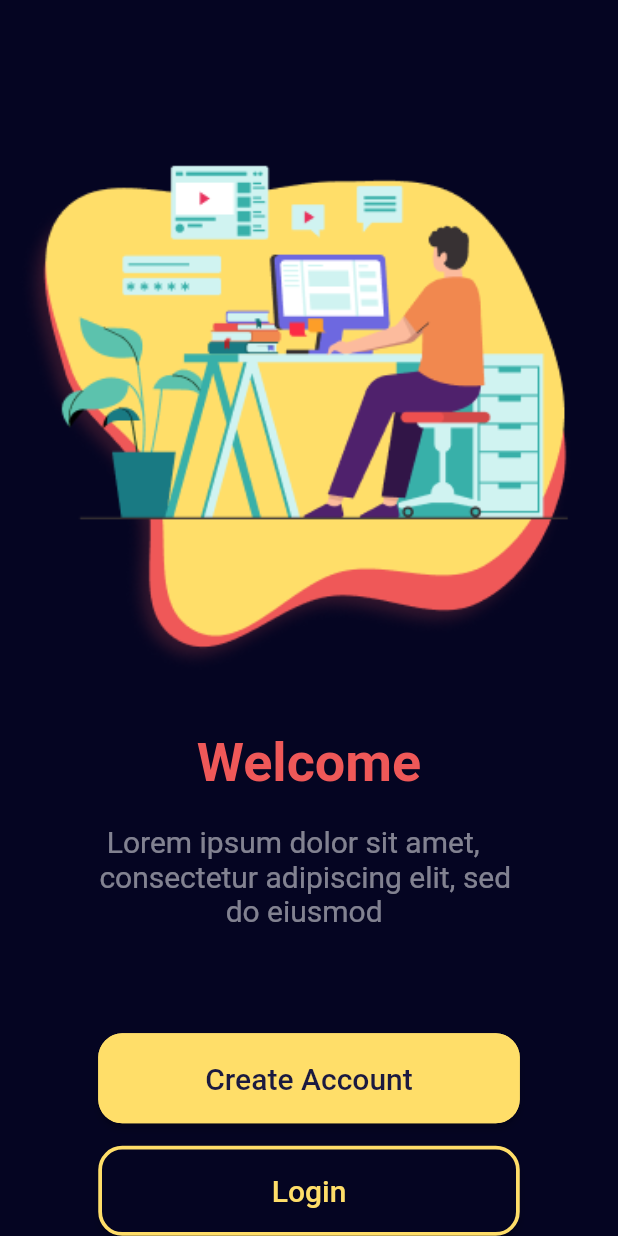
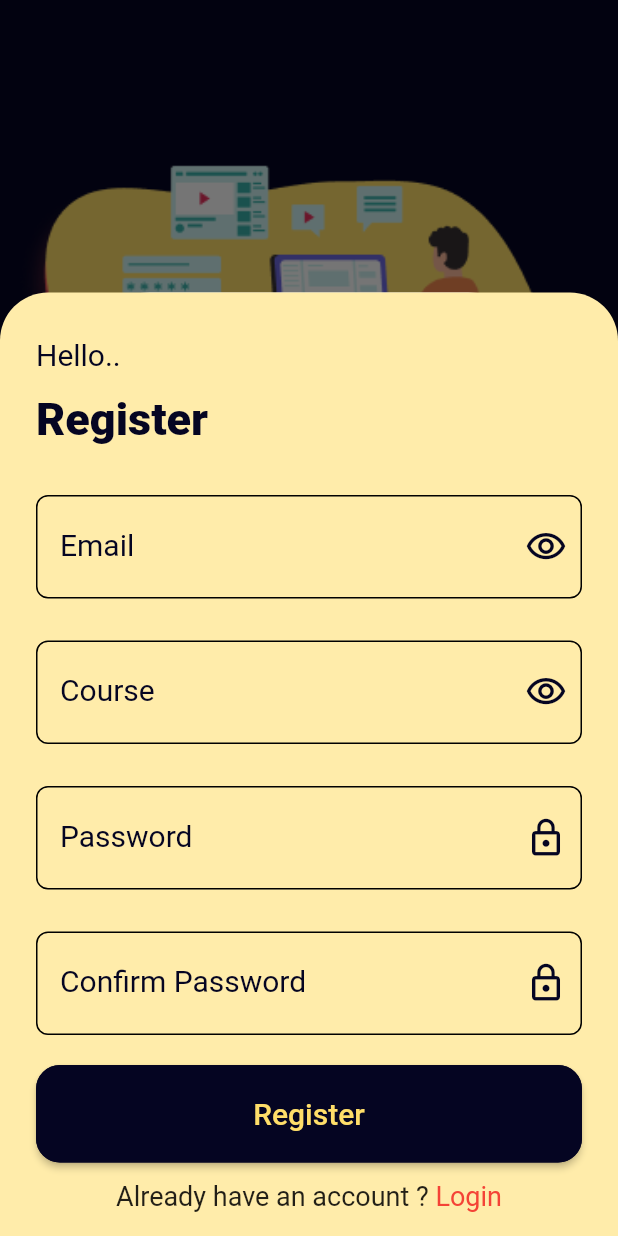
Before and after one commit to Karim-Elbahnasawy/Login_Register, a Flutter app: the screen it shows after launch, after a tap on "Create Account", on a phone screen of 412 x 824 dp. Run offline on Flutter 3.47's test engine with Material 2 defaults, Android fonts, the phone set to English and light mode, and no system bars.

Commit message:
finish_register_bottom_sheet_ui

```diff
--- a/lib/core/utils/styles.dart
+++ b/lib/core/utils/styles.dart
@@ -5,7 +5,9 @@ abstract class Styles {
     fontSize: 36,
     fontWeight: FontWeight.bold,
   );
-
+  static const textStyle30 = TextStyle(
+    fontSize: 30,
+  );
   static const textStyle26 = TextStyle(
     fontSize: 26,
   );
@@ -15,4 +17,7 @@ abstract class Styles {
   static const textStyle20 = TextStyle(
     fontSize: 20,
   );
+  static const textStyle18 = TextStyle(
+    fontSize: 18,
+  );
 }
--- a/lib/views/home_view.dart
+++ b/lib/views/home_view.dart
@@ -1,6 +1,7 @@
 import 'package:flutter/material.dart';
 import 'package:login_register/core/utils/consntants.dart';
 import 'package:login_register/core/utils/styles.dart';
+import 'package:login_register/widgets/register_bottom_sheet.dart';
 import '../widgets/custom_elvated_button.dart';
 
 class HomeView extends StatelessWidget {
@@ -50,7 +51,23 @@ class HomeView extends StatelessWidget {
                     width: 281,
                     height: 60,
                     child: CustomElvatedButton(
-                      onPressed: () {},
+                      borderSide: kPrimaryColor,
+                      onPressed: () {
+                        showModalBottomSheet(
+                            isScrollControlled: true,
+                            context: context,
+                            shape: const RoundedRectangleBorder(
+                              borderRadius: BorderRadius.only(
+                                topLeft: Radius.circular(
+                                  100,
+                                ),
+                                topRight: Radius.circular(
+                                  100,
+                                ),
+                              ),
+                            ),
+                            builder: (context) => const RegisterBottomSheet());
+                      },
                       backgroundColor: const Color(0xffFFDE69),
                       color: const Color(0xff1B1A40),
                       text: 'Create Account',
@@ -63,6 +80,7 @@ class HomeView extends StatelessWidget {
                     width: 281,
                     height: 60,
                     child: CustomElvatedButton(
+                      borderSide: const Color(0xffFFDE69),
                       onPressed: () {},
                       backgroundColor: kPrimaryColor,
                       color: const Color(0xffFFDE69),
--- a/lib/widgets/custom_elvated_button.dart
+++ b/lib/widgets/custom_elvated_button.dart
@@ -8,12 +8,14 @@ class CustomElvatedButton extends StatelessWidget {
     required this.backgroundColor,
     required this.color,
     required this.onPressed,
+    required this.borderSide,
   });
 
   final String text;
   final Color backgroundColor;
   void Function()? onPressed;
   final Color color;
+  final Color borderSide;
 
   @override
   Widget build(BuildContext context) {
@@ -23,9 +25,8 @@ class CustomElvatedButton extends StatelessWidget {
           borderRadius: BorderRadius.circular(16),
         ),
         backgroundColor: backgroundColor,
-        side: const BorderSide(
-          color: Color(0xffFFDE69),
-          width: 2.5,
+        side: BorderSide(
+          color: borderSide,
         ),
       ),
       onPressed: onPressed,
--- /dev/null
+++ b/lib/widgets/custom_text_form_field.dart
@@ -0,0 +1,53 @@
+import 'package:flutter/material.dart';
+
+class CustomTextFormField extends StatelessWidget {
+  final String hintText;
+  final String labelText;
+  final TextEditingController? controller;
+  final bool obscureText;
+  final String? Function(String?)? validator;
+  final Widget? suffixIcon;
+  const CustomTextFormField({
+    super.key,
+    required this.hintText,
+    this.controller,
+    this.obscureText = false,
+    this.validator,
+    this.suffixIcon,
+    required this.labelText,
+  });
+
+  @override
+  Widget build(BuildContext context) {
+    return Padding(
+      padding: const EdgeInsets.all(8.0),
+      child: TextFormField(
+        controller: controller,
+        obscureText: obscureText,
+        decoration: InputDecoration(
+          contentPadding:
+              const EdgeInsets.symmetric(vertical: 25, horizontal: 16),
+          enabledBorder: OutlineInputBorder(
+            borderRadius: BorderRadius.circular(8),
+            borderSide: const BorderSide(),
+          ),
+          focusedBorder: OutlineInputBorder(
+            borderRadius: BorderRadius.circular(8),
+            borderSide: const BorderSide(
+              color: Color(0xff050522),
+              width: 2.5,
+            ),
+          ),
+          hintText: hintText,
+          labelText: labelText,
+          labelStyle: const TextStyle(
+            fontSize: 20,
+            color: Color(0xff050522),
+          ),
+          suffixIcon: suffixIcon,
+        ),
+        validator: validator,
+      ),
+    );
+  }
+}
--- /dev/null
+++ b/lib/widgets/register_bottom_sheet.dart
@@ -0,0 +1,158 @@
+import 'package:flutter/material.dart';
+import 'package:login_register/core/utils/consntants.dart';
+import 'package:login_register/core/utils/styles.dart';
+import 'package:login_register/widgets/custom_elvated_button.dart';
+import 'package:login_register/widgets/custom_text_form_field.dart';
+
+class RegisterBottomSheet extends StatelessWidget {
+  const RegisterBottomSheet({super.key});
+
+  @override
+  Widget build(BuildContext context) {
+    return Form(
+      child: Container(
+        decoration: const BoxDecoration(
+          color: Color(0xffFFECAA),
+          borderRadius: BorderRadius.only(
+            topLeft: Radius.circular(32),
+            topRight: Radius.circular(32),
+          ),
+        ),
+        child: Padding(
+          padding: const EdgeInsets.all(16),
+          child: Column(
+            mainAxisSize: MainAxisSize.min,
+            crossAxisAlignment: CrossAxisAlignment.start,
+            children: [
+              const SizedBox(
+                height: 14,
+              ),
+              Padding(
+                padding: const EdgeInsets.only(left: 8),
+                child: Text(
+                  'Hello..',
+                  style: Styles.textStyle20.copyWith(
+                    color: const Color(0xff050522),
+                  ),
+                ),
+              ),
+              const SizedBox(
+                height: 14,
+              ),
+              Padding(
+                padding: const EdgeInsets.only(left: 8.0),
+                child: Text(
+                  'Register',
+                  style: Styles.textStyle30.copyWith(
+                    fontWeight: FontWeight.w900,
+                    color: const Color(0xff050522),
+                  ),
+                ),
+              ),
+              const SizedBox(
+                height: 25,
+              ),
+              CustomTextFormField(
+                labelText: 'Email',
+                hintText: 'Please enter your email',
+                suffixIcon: IconButton(
+                  color: const Color(0xff050522),
+                  onPressed: () {},
+                  icon: const Icon(
+                    Icons.visibility_outlined,
+                    size: 28,
+                  ),
+                ),
+              ),
+              const SizedBox(
+                height: 12,
+              ),
+              CustomTextFormField(
+                labelText: 'Course',
+                hintText: 'Please enter course',
+                suffixIcon: IconButton(
+                  color: const Color(0xff050522),
+                  onPressed: () {},
+                  icon: const Icon(
+                    Icons.visibility_outlined,
+                    size: 28,
+                  ),
+                ),
+              ),
+              const SizedBox(
+                height: 12,
+              ),
+              CustomTextFormField(
+                labelText: 'Password',
+                hintText: 'Please enter your password',
+                suffixIcon: IconButton(
+                  color: const Color(0xff050522),
+                  onPressed: () {},
+                  icon: const Icon(
+                    Icons.lock_outline,
+                    size: 28,
+                  ),
+                ),
+              ),
+              const SizedBox(
+                height: 12,
+              ),
+              CustomTextFormField(
+                labelText: 'Confirm Password',
+                hintText: 'Please enter confirm password',
+                suffixIcon: IconButton(
+                  color: const Color(0xff050522),
+                  onPressed: () {},
+                  icon: const Icon(
+                    Icons.lock_outline,
+                    size: 28,
+                  ),
+                ),
+              ),
+              const SizedBox(
+                height: 12,
+              ),
+              Center(
+                child: SizedBox(
+                  width: double.infinity,
+                  height: 65,
+                  child: Padding(
+                    padding: const EdgeInsets.symmetric(horizontal: 8),
+                    child: CustomElvatedButton(
+                      borderSide: kPrimaryColor,
+                      text: 'Register',
+                      backgroundColor: kPrimaryColor,
+                      color: const Color(0xffFFDE69),
+                      onPressed: () {},
+                    ),
+                  ),
+                ),
+              ),
+              const SizedBox(
+                height: 12,
+              ),
+              Row(
+                mainAxisAlignment: MainAxisAlignment.center,
+                children: [
+                  const Text(
+                    'Already have an account ? ',
+                    style: Styles.textStyle18,
+                  ),
+                  InkWell(
+                    onTap: () {},
+                    child: Text(
+                      'Login',
+                      style: Styles.textStyle18.copyWith(
+                        color: Colors.red,
+                      ),
+                    ),
+                  ),
+                ],
+              ),
+            ],
+          ),
+        ),
+      ),
+    );
+  }
+}
```
Also changed, not shown: pubspec.yaml (+4 -11 lines), pubspec.lock.
